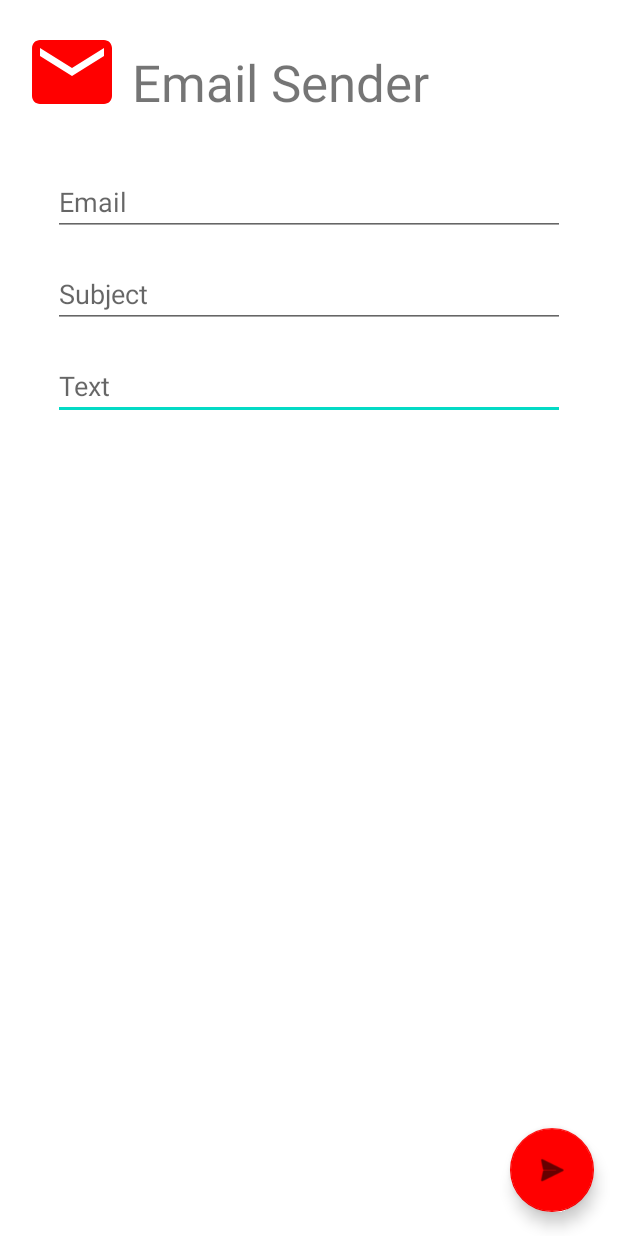
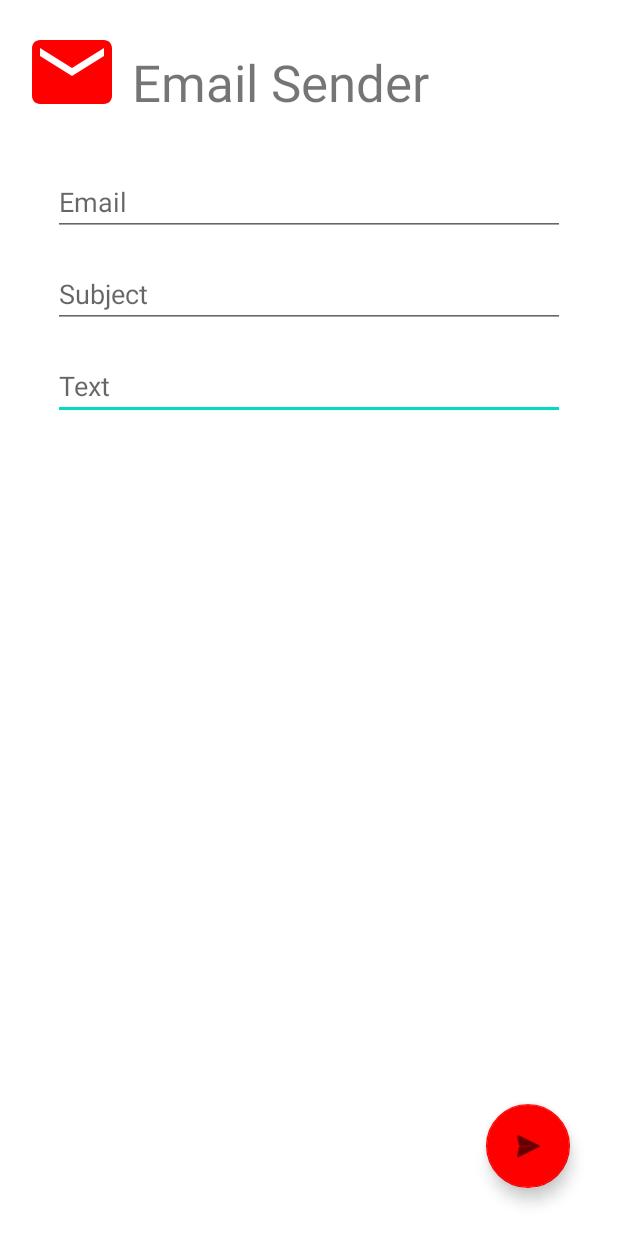
Before and after one commit to panalexeu/EmailSender, an Android app: the layout activity_main.xml on its own in the app's theme, with its tools: preview values and no code run, on a phone screen of 412 x 824 dp. Run offline under Robolectric (Android 15) with nearby library versions, the phone set to English and light mode, and no system bars.

Commit message:
minor design changes

```diff
--- a/app/src/main/res/layout/activity_main.xml
+++ b/app/src/main/res/layout/activity_main.xml
@@ -73,8 +73,8 @@
         android:id="@+id/sendButton"
         android:layout_width="wrap_content"
         android:layout_height="wrap_content"
-        android:layout_marginEnd="16dp"
-        android:layout_marginBottom="16dp"
+        android:layout_marginEnd="32dp"
+        android:layout_marginBottom="32dp"
         android:clickable="true"
         app:backgroundTint="#FF0000"
         app:layout_constraintBottom_toBottomOf="parent"
--- a/app/src/main/res/values/colors.xml
+++ b/app/src/main/res/values/colors.xml
@@ -1,8 +1,8 @@
 <?xml version="1.0" encoding="utf-8"?>
 <resources>
     <color name="purple_200">#FFBB86FC</color>
-    <color name="purple_500">#FF6200EE</color>
-    <color name="purple_700">#FF3700B3</color>
+    <color name="purple_500">#FF0000</color>
+    <color name="purple_700">#808080</color>
     <color name="teal_200">#FF03DAC5</color>
     <color name="teal_700">#FF018786</color>
     <color name="black">#FF000000</color>
```
